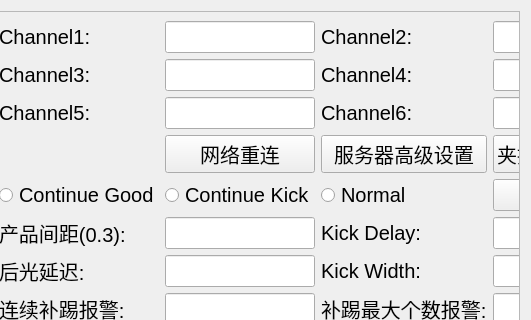
First picture: the form in widget_test.ui, repository wwlzq5/3tai, before the edit; both pictures show x 803 to 1334 and y 0 to 320 of the 1334 by 879 pixel window.
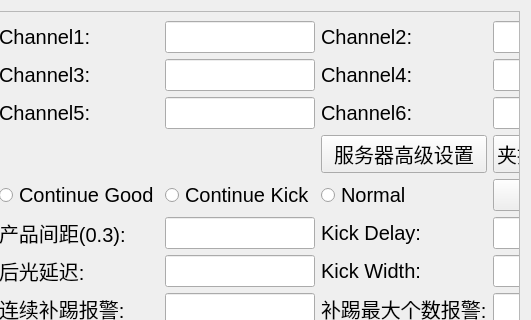
Second picture: the form after the edit. Custom widgets are drawn as their Qt base class.

Commit message: 1.修改PLC图像闪烁的问题 2.删除界面重连控件 3.重写UDP断网重连的功能

What changed in the file:
```diff
--- a/widget_test.ui
+++ b/widget_test.ui
@@ -48,7 +48,7 @@
      <widget class="QWidget" name="scrollAreaWidgetContents">
       <property name="geometry">
        <rect>
-        <x>0</x>
+        <x>-337</x>
         <y>0</y>
         <width>1707</width>
         <height>857</height>
@@ -1086,13 +1086,6 @@
                 </property>
                </widget>
               </item>
-              <item row="4" column="1">
-               <widget class="QPushButton" name="pushButton">
-                <property name="text">
-                 <string>网络重连</string>
-                </property>
-               </widget>
-              </item>
               <item row="11" column="0">
                <widget class="QLabel" name="label_OUT0">
                 <property name="text">
```
The commit also changes 51 other files.
